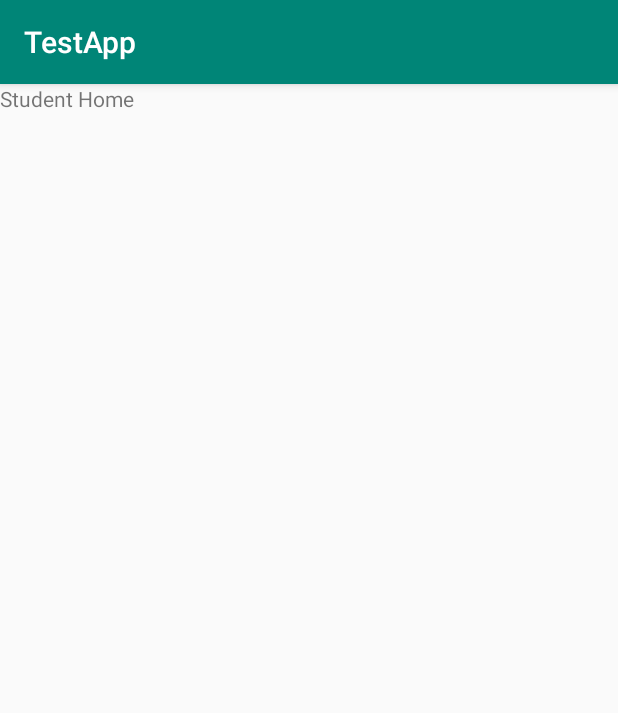
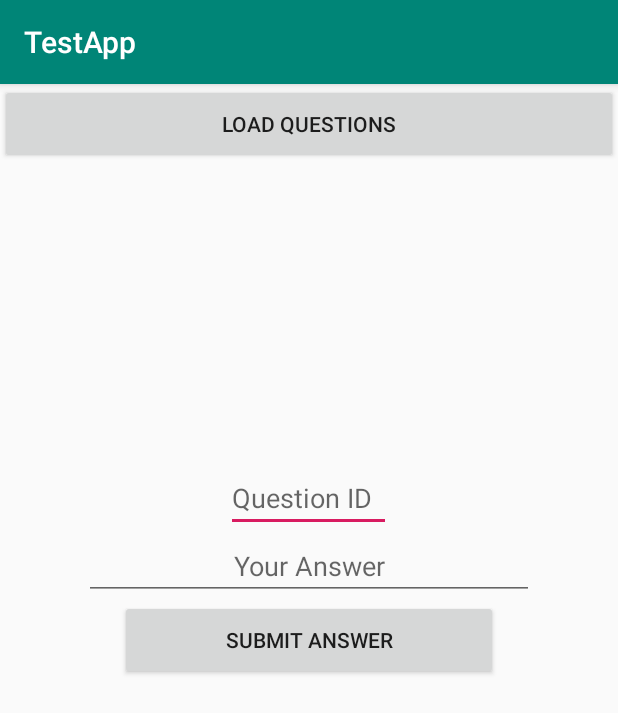
Before and after one commit to VismarkJuarez/Distributed-Systems-Mobile, an Android app: the StudentHome screen opened directly, with no data from a screen before it, on a phone screen of 412 x 824 dp. Shown: the top 713 px of the screen. Run offline under Robolectric (Android 15) with nearby library versions, the phone set to English and light mode, and no system bars.

Commit message:
Moved the main activity UI to the activity_student_home.xml file.

```diff
--- a/app/src/main/res/layout/activity_student_home.xml
+++ b/app/src/main/res/layout/activity_student_home.xml
@@ -11,11 +11,51 @@
         android:layout_width="match_parent"
         android:layout_height="match_parent">
 
+        <Button
+            android:id="@+id/loadQuestionsButton"
+            android:layout_width="match_parent"
+            android:layout_height="53dp"
+            android:text="Load Questions"
+            tools:layout_editor_absoluteX="54dp"
+            tools:layout_editor_absoluteY="297dp" />
+
         <TextView
-            android:layout_width="wrap_content"
+            android:id="@+id/questionLabel"
+            android:layout_below="@id/loadQuestionsButton"
+            android:layout_width="match_parent"
+            android:layout_height="200dp"
+            android:scrollbars = "vertical"/>
+
+        <EditText
+            android:id="@+id/questionIdLabel"
+            android:layout_width="110dp"
             android:layout_height="wrap_content"
-            android:text="Student Home"/>
+            android:hint="Question ID"
+            android:layout_below="@id/questionLabel"
+            android:layout_centerHorizontal="true"
+            />
+
+        <EditText
+            android:id="@+id/studentAnswerEditText"
+            android:layout_width="300dp"
+            android:layout_height="wrap_content"
+            android:hint="Your Answer"
+            android:gravity="center"
+            android:layout_below="@id/questionIdLabel"
+            android:layout_centerHorizontal="true"
+            />
+
+        <Button
+            android:id="@+id/submitButton"
+            android:layout_width="252dp"
+            android:layout_height="53dp"
+            android:layout_below="@id/studentAnswerEditText"
+            android:text="Submit Answer"
+            android:layout_centerHorizontal="true"
+            />
+
 
     </RelativeLayout>
 
+
 </android.support.constraint.ConstraintLayout>
```
